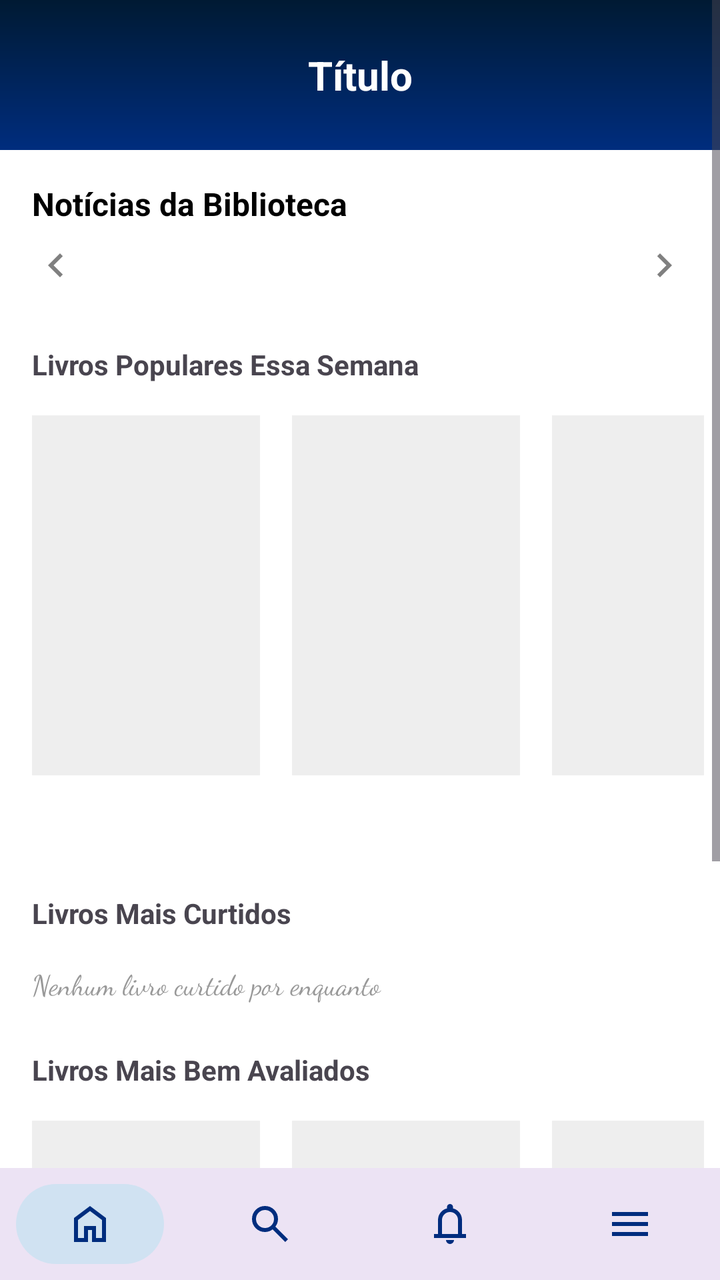
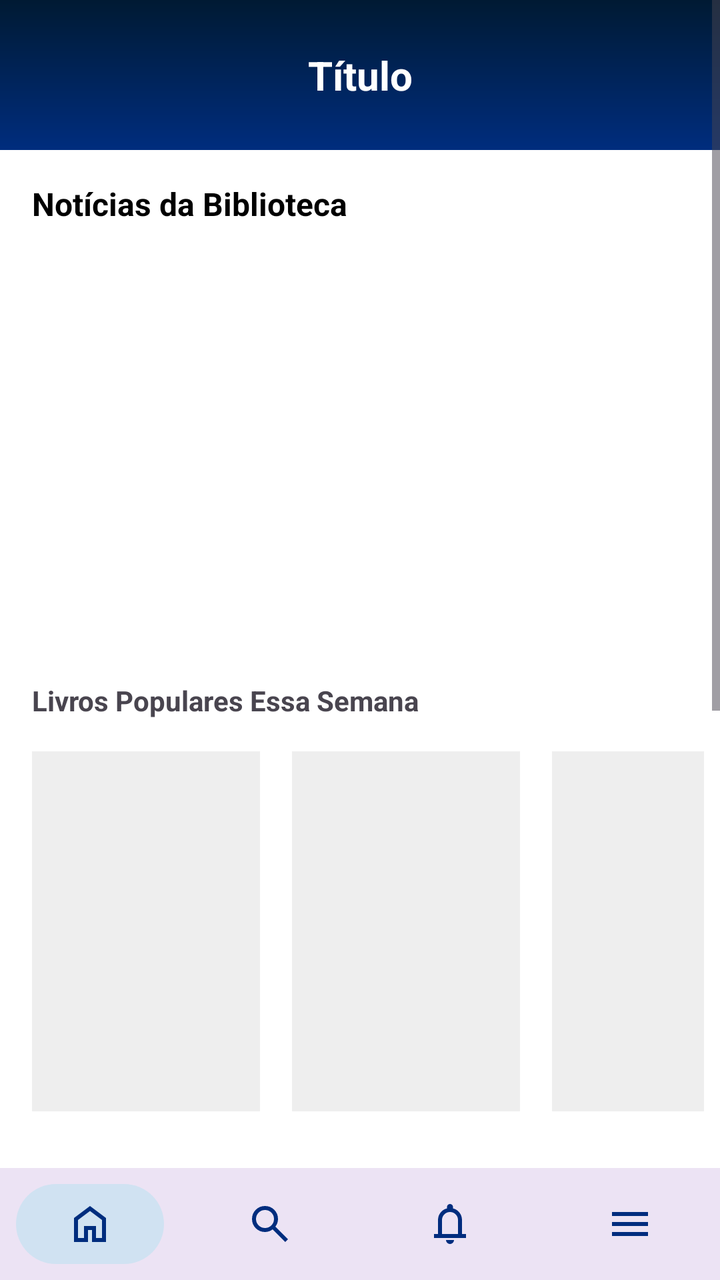

Before-and-after screenshots of an Android layout around one commit, followed by the original layout XML and the change that was made.
<!-- AndroidManifest.xml: application theme Theme.Bibliotecaapp -->
<!-- res/layout/tela_home.xml -->
<?xml version="1.0" encoding="utf-8"?>
<LinearLayout
    xmlns:android="http://schemas.android.com/apk/res/android"
    xmlns:app="http://schemas.android.com/apk/res-auto"
    xmlns:tools="http://schemas.android.com/tools"
    android:id="@+id/main"
    android:layout_width="match_parent"
    android:layout_height="match_parent"
    android:orientation="vertical"
    android:background="#FFFFFF">

    
    <ScrollView
        android:layout_width="match_parent"
        android:layout_height="0dp"
        android:layout_weight="1">

        <LinearLayout
            android:layout_width="match_parent"
            android:layout_height="wrap_content"
            android:orientation="vertical">

            
            <include
                android:id="@+id/header"
                layout="@layout/header_layout"/>

            
            <TextView
                android:layout_width="match_parent"
                android:layout_height="wrap_content"
                android:paddingStart="16dp"
                android:paddingTop="16dp"
                android:text="Notícias da Biblioteca"
                android:textColor="#000000"
                android:textSize="16sp"
                android:textStyle="bold" />

            <RelativeLayout
                android:layout_width="match_parent"
                android:layout_height="wrap_content">

                <androidx.recyclerview.widget.RecyclerView
                    android:id="@+id/rvNoticias"
                    android:layout_width="match_parent"
                    android:layout_height="wrap_content"
                    android:orientation="horizontal"
                    app:layoutManager="androidx.recyclerview.widget.LinearLayoutManager"
                    tools:listitem="@layout/item_noticia" />

                
                <ImageButton
                    android:id="@+id/btnPrevNoticia"
                    android:layout_width="40dp"
                    android:layout_height="40dp"
                    android:layout_alignParentStart="true"
                    android:layout_centerVertical="true"
                    android:layout_marginStart="8dp"
                    android:background="?attr/selectableItemBackgroundBorderless"
                    android:src="@drawable/ic_leftarrow"
                    app:tint="#808080"
                    android:contentDescription="Anterior" />

                <ImageButton
                    android:id="@+id/btnNextNoticia"
                    android:layout_width="40dp"
                    android:layout_height="40dp"
                    android:layout_alignParentEnd="true"
                    android:layout_centerVertical="true"
                    android:layout_marginEnd="8dp"
                    android:background="?attr/selectableItemBackgroundBorderless"
                    android:rotation="180"
                    android:src="@drawable/ic_leftarrow"
                    app:tint="#808080"
                    android:contentDescription="Próxima" />
            </RelativeLayout>

            
            <LinearLayout
                android:id="@+id/layoutDots"
                android:layout_width="wrap_content"
                android:layout_height="wrap_content"
                android:layout_gravity="center_horizontal"
                android:layout_marginTop="4dp"
                android:orientation="horizontal" />

            
            <TextView
                android:layout_width="match_parent"
                android:layout_height="wrap_content"
                android:paddingHorizontal="16dp"
                android:paddingTop="16dp"
                android:text="Livros Populares Essa Semana"
                android:textStyle="bold"
                android:textSize="14sp" />

            <HorizontalScrollView
                android:layout_width="match_parent"
                android:layout_height="wrap_content"
                android:padding="8dp"
                android:scrollbars="none">

                <LinearLayout
                    android:layout_width="wrap_content"
                    android:layout_height="wrap_content"
                    android:orientation="horizontal">

                    <include android:id="@+id/livroPop1" layout="@layout/item_livro" />
                    <include android:id="@+id/livroPop2" layout="@layout/item_livro" />
                    <include android:id="@+id/livroPop3" layout="@layout/item_livro" />

                </LinearLayout>
            </HorizontalScrollView>

            
            <TextView
                android:layout_width="match_parent"
                android:layout_height="wrap_content"
                android:paddingHorizontal="16dp"
                android:paddingTop="8dp"
                android:text="Livros Mais Curtidos"
                android:textStyle="bold"
                android:textSize="14sp" />

            <TextView
                android:layout_width="match_parent"
                android:layout_height="wrap_content"
                android:padding="16dp"
                android:text="Nenhum livro curtido por enquanto"
                android:textColor="#999999"
                android:fontFamily="cursive"
                android:textSize="14sp" />

            
            <TextView
                android:layout_width="match_parent"
                android:layout_height="wrap_content"
                android:paddingHorizontal="16dp"
                android:paddingTop="8dp"
                android:text="Livros Mais Bem Avaliados"
                android:textStyle="bold"
                android:textSize="14sp" />

            <HorizontalScrollView
                android:layout_width="match_parent"
                android:layout_height="wrap_content"
                android:padding="8dp"
                android:scrollbars="none">

                <LinearLayout
                    android:layout_width="wrap_content"
                    android:layout_height="wrap_content"
                    android:orientation="horizontal">

                    <include android:id="@+id/livroAval1" layout="@layout/item_livro" />
                    <include android:id="@+id/livroAval2" layout="@layout/item_livro" />
                    <include android:id="@+id/livroAval3" layout="@layout/item_livro" />

                </LinearLayout>
            </HorizontalScrollView>

        </LinearLayout>
    </ScrollView>

    <include layout="@layout/navbar_layout"/>

</LinearLayout>
<!-- res/layout/header_layout.xml (included above) -->
<androidx.constraintlayout.widget.ConstraintLayout
    xmlns:android="http://schemas.android.com/apk/res/android"
    xmlns:app="http://schemas.android.com/apk/res-auto"
    android:layout_width="match_parent"
    android:layout_height="wrap_content"
    android:background="@drawable/background_header"
    android:paddingTop="24dp"
    android:paddingBottom="24dp">

    
    <ImageView
        android:id="@+id/btnBack"
        android:layout_width="24dp"
        android:layout_height="24dp"
        android:layout_marginStart="16dp"
        android:src="@drawable/ic_leftarrow"
        app:tint="#FFFFFF"
        android:visibility="gone"
        app:layout_constraintStart_toStartOf="parent"
        app:layout_constraintTop_toTopOf="parent"
        app:layout_constraintBottom_toBottomOf="parent"/>

    
    <TextView
        android:id="@+id/txtTitulo"
        android:layout_width="0dp"
        android:layout_height="wrap_content"
        android:text="Título"
        android:textColor="#FFFFFF"
        android:textSize="20sp"
        android:textStyle="bold"
        android:gravity="center"

        app:layout_constraintStart_toStartOf="parent"
        app:layout_constraintEnd_toEndOf="parent"
        app:layout_constraintTop_toTopOf="parent"
        app:layout_constraintBottom_toBottomOf="parent"/>

</androidx.constraintlayout.widget.ConstraintLayout>
<!-- res/layout/item_noticia.xml (included above) -->
<?xml version="1.0" encoding="utf-8"?>
<androidx.cardview.widget.CardView xmlns:android="http://schemas.android.com/apk/res/android"
    xmlns:app="http://schemas.android.com/apk/res-auto"
    android:layout_width="match_parent"
    android:layout_height="wrap_content"
    android:layout_margin="16dp"
    app:cardCornerRadius="12dp"
    app:cardElevation="4dp">

    <LinearLayout
        android:layout_width="match_parent"
        android:layout_height="wrap_content"
        android:orientation="vertical"
        android:padding="16dp">

        <ImageView
            android:id="@+id/imgNoticia"
            android:layout_width="match_parent"
            android:layout_height="150dp"
            android:scaleType="centerCrop"
            android:background="#DDDDDD"
            android:layout_marginBottom="8dp" />

        <TextView
            android:id="@+id/txtTituloNoticia"
            android:layout_width="match_parent"
            android:layout_height="wrap_content"
            android:text="Título da notícia"
            android:textColor="#000000"
            android:textSize="20sp"
            android:textStyle="bold" />

        <TextView
            android:id="@+id/txtDescricaoNoticia"
            android:layout_width="match_parent"
            android:layout_height="wrap_content"
            android:layout_marginTop="8dp"
            android:text="Descricao resumida"
            android:textColor="#333333"
            android:textSize="14sp" />

        <androidx.appcompat.widget.AppCompatButton
            android:id="@+id/btnSaibaMais"
            android:layout_width="wrap_content"
            android:layout_height="wrap_content"
            android:layout_marginTop="12dp"
            android:background="@drawable/background_botao_noticia"
            android:paddingStart="16dp"
            android:paddingEnd="16dp"
            android:text="Saiba Mais"
            android:textAllCaps="false"
            android:textColor="#FFFFFF"
            android:minHeight="36dp" />

    </LinearLayout>
</androidx.cardview.widget.CardView>
<!-- res/layout/item_livro.xml (included above) -->
<?xml version="1.0" encoding="utf-8"?>
<LinearLayout xmlns:android="http://schemas.android.com/apk/res/android"
    android:layout_width="130dp"
    android:layout_height="wrap_content"
    android:orientation="vertical"
    android:padding="8dp">
    <ImageView android:id="@+id/imgCapa" android:layout_width="match_parent" android:layout_height="180dp" android:scaleType="centerCrop" android:background="#EEE"/>
    <TextView android:id="@+id/txtTituloLivro" android:layout_width="match_parent" android:layout_height="wrap_content" android:ellipsize="end" android:maxLines="1" android:textStyle="bold" />
    <TextView android:id="@+id/txtAutor" android:layout_width="match_parent" android:layout_height="wrap_content" android:textSize="12sp" />
</LinearLayout>
<!-- res/layout/navbar_layout.xml (included above) -->
<?xml version="1.0" encoding="utf-8"?>
<com.google.android.material.bottomnavigation.BottomNavigationView
    xmlns:android="http://schemas.android.com/apk/res/android"
    xmlns:app="http://schemas.android.com/apk/res-auto"

    android:id="@+id/bottomNav"
    style="@style/NavBar"
    android:layout_width="match_parent"
    android:layout_height="wrap_content"

    app:menu="@menu/bottom_menu"/>
<!-- resources referenced by this layout -->
<resources>
  <!-- drawable background_botao_noticia (drawable) -->
  <?xml version="1.0" encoding="utf-8"?>
  <shape xmlns:android="http://schemas.android.com/apk/res/android">
      <gradient
          android:type="linear"
          android:angle="270"
          android:startColor="#001A33"
          android:endColor="#002D7E" />
      <corners android:radius="8dp" />
  </shape>
  <!-- drawable background_header (drawable) -->
  <?xml version="1.0" encoding="utf-8"?>
  <shape xmlns:android="http://schemas.android.com/apk/res/android">
  
      <gradient
          android:type="linear"
          android:angle="270"
          android:startColor="#001A33"
          android:endColor="#002D7E" />
  
      <corners android:radius="0dp" />
  
  </shape>
  <!-- drawable ic_leftarrow (drawable) -->
  <vector xmlns:android="http://schemas.android.com/apk/res/android"
      android:width="24dp"
      android:height="24dp"
      android:viewportWidth="960"
      android:viewportHeight="960">
    <path
        android:pathData="M560,720 L320,480l240,-240 56,56 -184,184 184,184 -56,56Z"
        android:fillColor="#FFFFFF"/>
  </vector>
  <style name="NavBar" parent="Widget.MaterialComponents.BottomNavigationView">
          <item name="itemBackground">@drawable/nav_item_background</item>
          <item name="itemRippleColor">@android:color/transparent</item>
          <item name="itemIconTint">#002D7E</item>
          <item name="itemTextColor">@null</item>
          <item name="labelVisibilityMode">unlabeled</item>
      </style>
  <style name="Theme.Bibliotecaapp" parent="Base.Theme.Bibliotecaapp" />
  <!-- drawable nav_item_background (drawable) -->
  <?xml version="1.0" encoding="utf-8"?>
  <selector xmlns:android="http://schemas.android.com/apk/res/android">
  
      
      <item android:state_checked="true">
          <inset
              android:insetLeft="8dp"
              android:insetRight="8dp"
              android:insetTop="8dp"
              android:insetBottom="8dp">
  
              <shape android:shape="rectangle">
                  <solid android:color="#D0E2F2"/>
                  <corners android:radius="100dp"/>
              </shape>
  
          </inset>
      </item>
  
      
      <item>
          <color android:color="@android:color/transparent"/>
      </item>
  
  </selector>
  <style name="Base.Theme.Bibliotecaapp" parent="Theme.Material3.DayNight.NoActionBar">
          
          
      </style>
</resources>

<!-- the commit's change to res/layout/tela_home.xml (unified diff, before → after) -->
@@ -38,12 +38,13 @@
 
             <RelativeLayout
                 android:layout_width="match_parent"
-                android:layout_height="wrap_content">
+                android:layout_height="200dp"
+                android:layout_marginTop="8dp">
 
                 <androidx.recyclerview.widget.RecyclerView
                     android:id="@+id/rvNoticias"
                     android:layout_width="match_parent"
-                    android:layout_height="wrap_content"
+                    android:layout_height="match_parent"
                     android:orientation="horizontal"
                     app:layoutManager="androidx.recyclerview.widget.LinearLayoutManager"
                     tools:listitem="@layout/item_noticia" />
@@ -51,27 +52,29 @@
                 
                 <ImageButton
                     android:id="@+id/btnPrevNoticia"
-                    android:layout_width="40dp"
-                    android:layout_height="40dp"
+                    android:layout_width="48dp"
+                    android:layout_height="48dp"
                     android:layout_alignParentStart="true"
                     android:layout_centerVertical="true"
                     android:layout_marginStart="8dp"
-                    android:background="?attr/selectableItemBackgroundBorderless"
+                    android:background="@android:color/transparent"
                     android:src="@drawable/ic_leftarrow"
-                    app:tint="#808080"
+                    app:tint="#FFFFFF"
+                    android:elevation="5dp"
                     android:contentDescription="Anterior" />
 
                 <ImageButton
                     android:id="@+id/btnNextNoticia"
-                    android:layout_width="40dp"
-                    android:layout_height="40dp"
+                    android:layout_width="48dp"
+                    android:layout_height="48dp"
                     android:layout_alignParentEnd="true"
                     android:layout_centerVertical="true"
                     android:layout_marginEnd="8dp"
-                    android:background="?attr/selectableItemBackgroundBorderless"
+                    android:background="@android:color/transparent"
                     android:rotation="180"
                     android:src="@drawable/ic_leftarrow"
-                    app:tint="#808080"
+                    app:tint="#FFFFFF"
+                    android:elevation="5dp"
                     android:contentDescription="Próxima" />
             </RelativeLayout>
 
@@ -207,61 +210,65 @@
 </androidx.constraintlayout.widget.ConstraintLayout>
 <!-- res/layout/item_noticia.xml (included above) -->
 <?xml version="1.0" encoding="utf-8"?>
-<androidx.cardview.widget.CardView xmlns:android="http://schemas.android.com/apk/res/android"
-    xmlns:app="http://schemas.android.com/apk/res-auto"
-    android:layout_width="match_parent"
-    android:layout_height="wrap_content"
-    android:layout_margin="16dp"
-    app:cardCornerRadius="12dp"
-    app:cardElevation="4dp">
+<FrameLayout xmlns:android="http://schemas.android.com/apk/res/android"
+    android:layout_width="match_parent"
+    android:layout_height="200dp">
+
+    <ImageView
+        android:id="@+id/imgNoticia"
+        android:layout_width="match_parent"
+        android:layout_height="match_parent"
+        android:scaleType="centerCrop"
+        android:background="#DDDDDD" />
+
+    
+    <View
+        android:layout_width="match_parent"
+        android:layout_height="match_parent"
+        android:background="#66000000" />
 
     <LinearLayout
         android:layout_width="match_parent"
         android:layout_height="wrap_content"
+        android:layout_gravity="bottom"
         android:orientation="vertical"
-        android:padding="16dp">
-
-        <ImageView
-            android:id="@+id/imgNoticia"
-            android:layout_width="match_parent"
-            android:layout_height="150dp"
-            android:scaleType="centerCrop"
-            android:background="#DDDDDD"
-            android:layout_marginBottom="8dp" />
+        android:padding="20dp">
 
         <TextView
             android:id="@+id/txtTituloNoticia"
             android:layout_width="match_parent"
             android:layout_height="wrap_content"
             android:text="Título da notícia"
-            android:textColor="#000000"
-            android:textSize="20sp"
+            android:textColor="#FFFFFF"
+            android:textSize="18sp"
             android:textStyle="bold" />
 
         <TextView
             android:id="@+id/txtDescricaoNoticia"
             android:layout_width="match_parent"
             android:layout_height="wrap_content"
-            android:layout_marginTop="8dp"
+            android:layout_marginTop="4dp"
             android:text="Descricao resumida"
-            android:textColor="#333333"
-            android:textSize="14sp" />
+            android:textColor="#FFFFFF"
+            android:textSize="13sp"
+            android:maxLines="2"
+            android:ellipsize="end" />
 
         <androidx.appcompat.widget.AppCompatButton
             android:id="@+id/btnSaibaMais"
             android:layout_width="wrap_content"
             android:layout_height="wrap_content"
-            android:layout_marginTop="12dp"
+            android:layout_marginTop="10dp"
             android:background="@drawable/background_botao_noticia"
             android:paddingStart="16dp"
             android:paddingEnd="16dp"
             android:text="Saiba Mais"
             android:textAllCaps="false"
             android:textColor="#FFFFFF"
-            android:minHeight="36dp" />
+            android:minHeight="32dp" />
 
     </LinearLayout>
-</androidx.cardview.widget.CardView>
+</FrameLayout>
 <!-- res/layout/item_livro.xml (included above) -->
 <?xml version="1.0" encoding="utf-8"?>
 <LinearLayout xmlns:android="http://schemas.android.com/apk/res/android"
